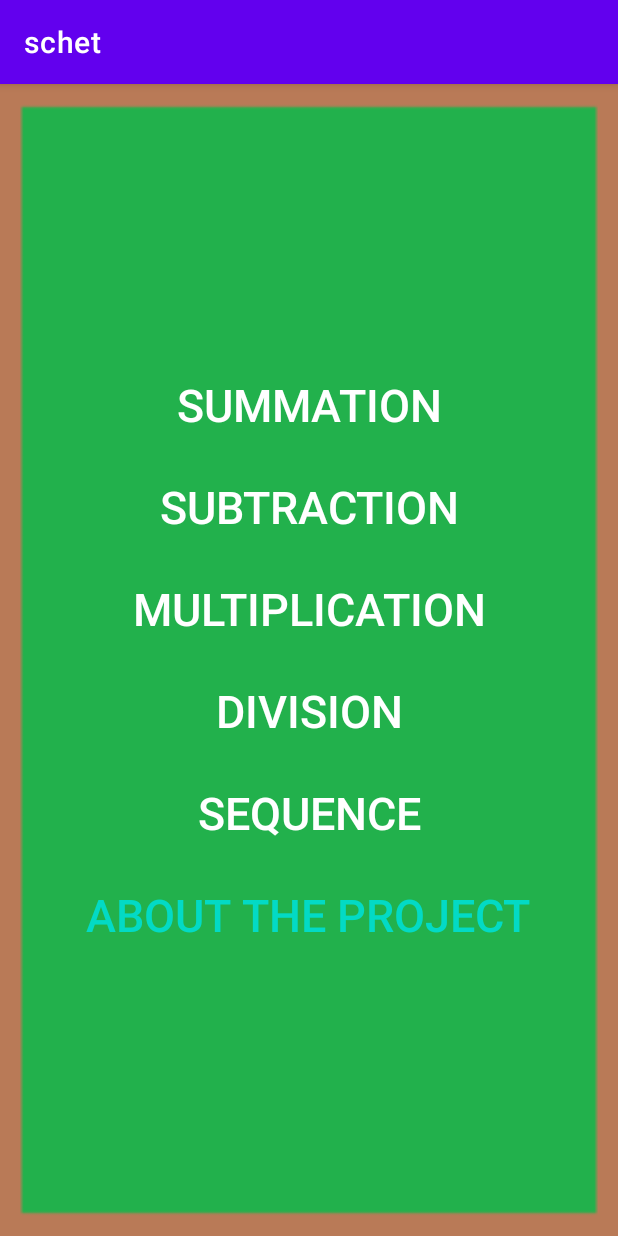
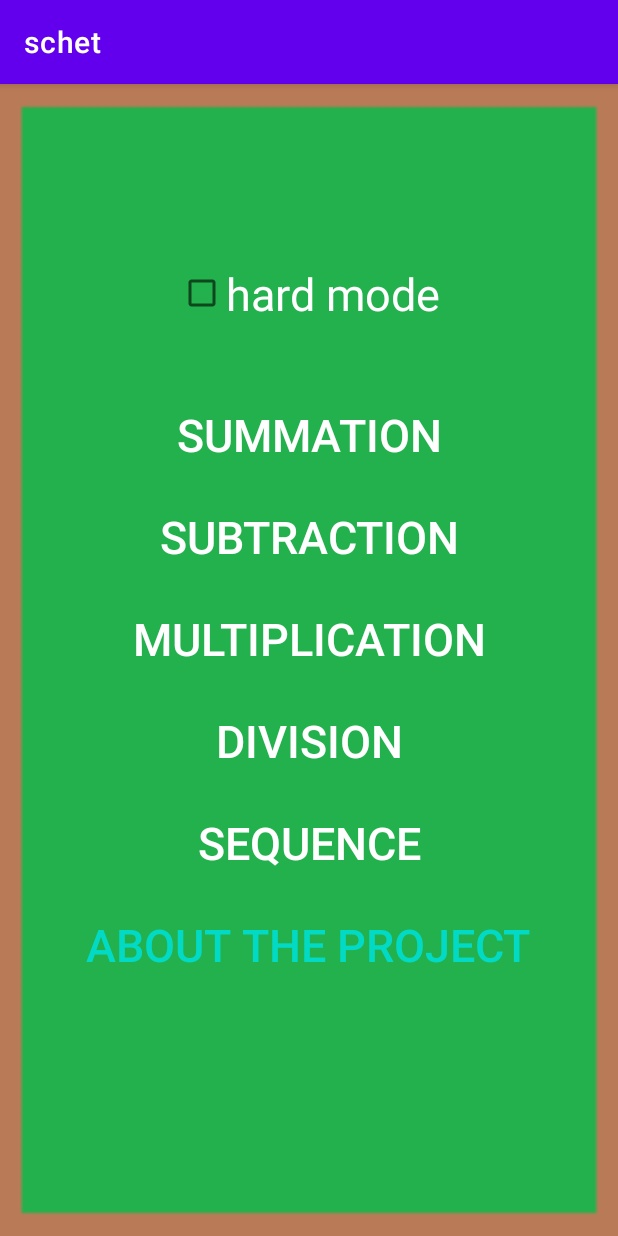
Before and after one commit to Coba3605/Project, an Android app: the screen it shows after launch (MenuActivity), on a phone screen of 412 x 824 dp. Run offline under Robolectric (Android 15) with nearby library versions, the phone set to English and light mode, and no system bars.

Commit message:
end_commit

```diff
--- a/app/src/main/java/com/example/schet/MenuActivity.java
+++ b/app/src/main/java/com/example/schet/MenuActivity.java
@@ -1,5 +1,6 @@
 package com.example.schet;
 
+import android.annotation.SuppressLint;
 import android.app.Dialog;
 import android.content.Context;
 import android.content.Intent;
@@ -16,6 +17,9 @@ import com.example.schet.databinding.ActivityMenuBinding;
 public class MenuActivity extends AppCompatActivity {
     ActivityMenuBinding binding;
     MediaPlayer mediaPlayer;
+    public static boolean hardmode;
+
+
 
 
     @Override
@@ -23,6 +27,14 @@ public class MenuActivity extends AppCompatActivity {
         binding = ActivityMenuBinding.inflate(getLayoutInflater());
         super.onCreate(savedInstanceState);
         setContentView(binding.getRoot());
+        binding.check.setOnClickListener(view -> {
+            if (binding.check.isChecked()){
+                hardmode = true;
+            }
+            else {
+                hardmode = false;
+            }
+        });
 
         binding.subtraction.setOnClickListener(view -> {
             mediaPlayer.stop();
@@ -56,6 +68,7 @@ public class MenuActivity extends AppCompatActivity {
             info.setText(R.string.info);
             dialog.show();
         });
+
     }
 
     @Override
--- a/app/src/main/java/com/example/schet/play9Activity.java
+++ b/app/src/main/java/com/example/schet/play9Activity.java
@@ -305,11 +305,7 @@ public class play9Activity extends AppCompatActivity {
         }.start();
     }
 
-    @Override
-    protected void onPause() {
-        super.onPause();
-        mediaPlayer.stop();
-    }
+
 
     public static Intent getInstancePlay9(Context context) {
         return new Intent(context, play9Activity.class);
--- a/app/src/main/res/layout/activity_menu.xml
+++ b/app/src/main/res/layout/activity_menu.xml
@@ -7,23 +7,17 @@
     android:gravity="center"
     android:background="@drawable/back_project"
     >
-<!--    <LinearLayout
+   <LinearLayout
         android:layout_width="wrap_content"
         android:layout_height="wrap_content">
-        <TextView
-            android:layout_width="wrap_content"
-            android:layout_height="wrap_content"
-            android:text="@string/score"
-            android:textSize="30sp"
-            android:textColor="@color/white"/>
-        <TextView
-            android:id="@+id/score"
-            android:layout_width="wrap_content"
-            android:layout_height="wrap_content"
-            android:text="0"
-            android:textSize="30sp"
-            android:textColor="@color/white"/>
-    </LinearLayout>-->
+<CheckBox
+    android:id="@+id/check"
+    android:layout_width="wrap_content"
+    android:layout_height="wrap_content"
+    android:text="@string/hard_mode"
+    android:textSize="30sp"
+    android:textColor="@color/white"/>
+    </LinearLayout>
     <ScrollView
         android:layout_width="match_parent"
         android:layout_height="wrap_content">
--- a/app/src/main/res/values/strings.xml
+++ b/app/src/main/res/values/strings.xml
@@ -27,4 +27,5 @@
     <string name="info">info</string>
     <string name="sequence">sequence</string>
     <string name="Trueanswer">True answer:</string>
+    <string name="hard_mode">hard mode</string>
 </resources>
```
Also changed, not shown: app/src/main/java/com/example/schet/divisionActivity.java (+19 -8 lines), app/src/main/java/com/example/schet/multiplicationActivity.java (+16 -6 lines), app/src/main/java/com/example/schet/subtractionActivity.java (+19 -8 lines), app/src/main/java/com/example/schet/summationActivity.java (+15 -6 lines), 1 other file.
